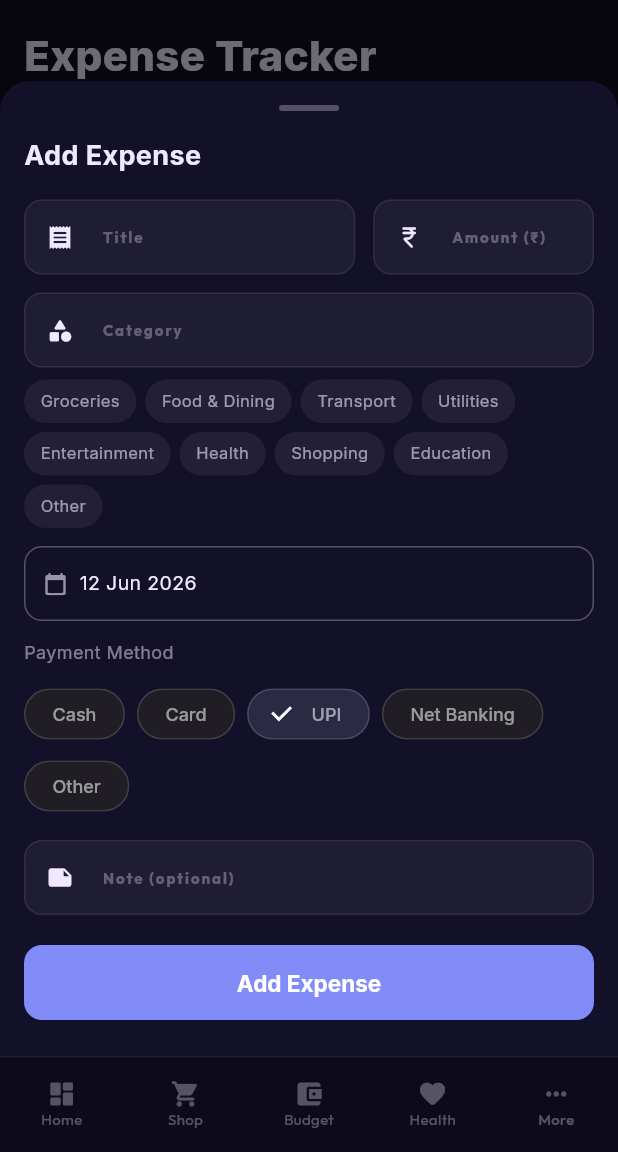
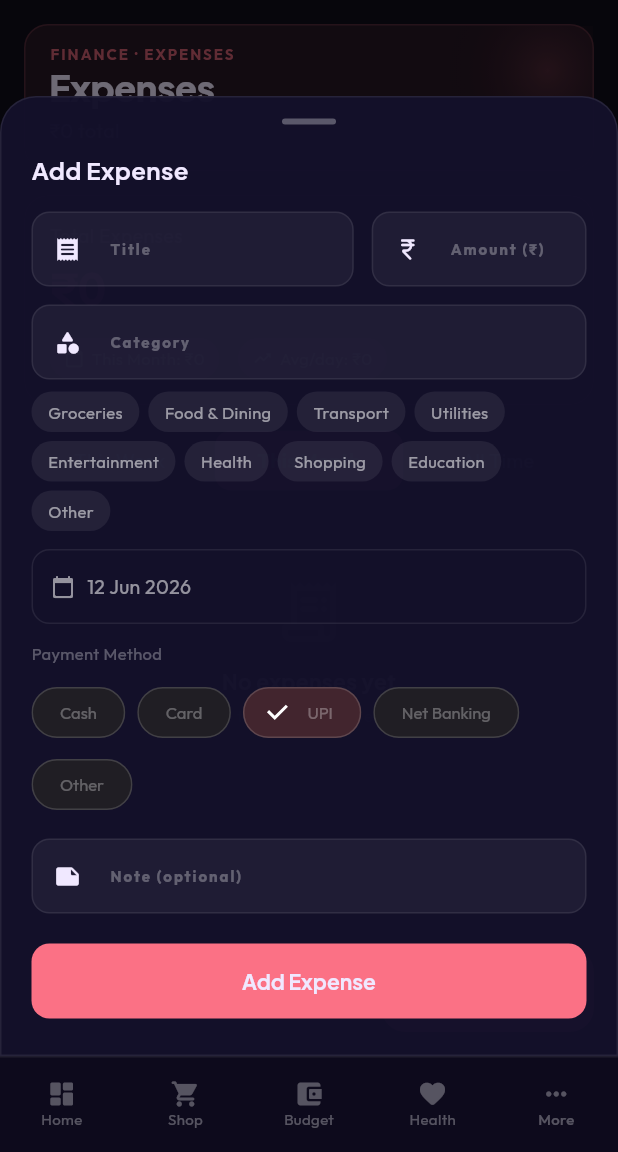
Before and after one commit to BalaMurugan2705/helper, a Flutter app: the ExpenseScreen screen opened by its route, after a tap on "Add Expense", on a phone screen of 412 x 824 dp, the part 84-1236 px from its top. Run offline on Flutter 3.47's test engine with Material 3 defaults, Android fonts, the phone set to English and light mode, and no system bars; our stand-ins replace cloud_firestore, firebase_auth, firebase_core, fl_chart, flutter_local_notifications, flutter_riverpod and 7 more; accounts and stored records are empty.

Commit message:
feat: apply Aurora redesign to Expenses screen

```diff
--- a/lib/screens/expenses/expense_screen.dart
+++ b/lib/screens/expenses/expense_screen.dart
@@ -1,9 +1,12 @@
 import 'package:flutter/material.dart';
 import 'package:flutter_riverpod/flutter_riverpod.dart';
 import 'package:fl_chart/fl_chart.dart';
-import 'package:google_fonts/google_fonts.dart';
-import 'package:shimmer/shimmer.dart';
-import '../../core/theme/app_theme.dart';
+import '../../core/theme/app_colors.dart';
+import '../../core/theme/app_text_styles.dart';
+import '../../core/widgets/aurora_hero.dart';
+import '../../core/widgets/glass_card.dart';
+import '../../core/widgets/glass_tile.dart';
+import '../../core/widgets/glass_bottom_sheet.dart';
 import '../../models/expense.dart';
 import '../../providers/providers.dart';
 import '../../services/firebase_service.dart';
@@ -38,7 +41,7 @@ class ExpenseScreen extends ConsumerWidget {
             categoryMap: categoryMap,
           );
         },
-        loading: () => _loadingView(),
+        loading: () => const Center(child: CircularProgressIndicator(strokeWidth: 2)),
         error: (e, _) => Center(child: Text('Error: $e')),
       ),
       floatingActionButton: FloatingActionButton.extended(
@@ -46,7 +49,7 @@ class ExpenseScreen extends ConsumerWidget {
             _showAddEditModal(context, ref.read(firebaseServiceProvider)!, null),
         icon: const Icon(Icons.add),
         label: const Text('Add Expense'),
-        backgroundColor: AppTheme.primaryPurple,
+        backgroundColor: AppColors.accentExpenses,
       ),
     );
   }
@@ -64,30 +67,6 @@ class ExpenseScreen extends ConsumerWidget {
       case ExpensePeriod.all:
         return all;
     }
-  }
-
-  Widget _loadingView() {
-    return SingleChildScrollView(
-      padding: const EdgeInsets.all(16),
-      child: Column(
-        children: List.generate(
-          5,
-          (i) => Padding(
-            padding: const EdgeInsets.only(bottom: 12),
-            child: Shimmer.fromColors(
-              baseColor: const Color(0xFF1A1A2E),
-              highlightColor: const Color(0xFF252540),
-              child: Container(
-                height: 80,
-                decoration: BoxDecoration(
-                    color: Colors.white,
-                    borderRadius: BorderRadius.circular(12)),
-              ),
-            ),
-          ),
-        ),
-      ),
-    );
   }
 }
 
@@ -110,19 +89,23 @@ class _ExpenseContent extends ConsumerWidget {
 
   @override
   Widget build(BuildContext context, WidgetRef ref) {
-    final cs = Theme.of(context).colorScheme;
     final total = filtered.fold(0.0, (s, e) => s + e.amount);
     final avgPerDay = _avgPerDay(filtered, period);
 
-    return SingleChildScrollView(
+    return Column(
+      children: [
+        AuroraHero(
+          accent: AppColors.accentExpenses,
+          eyebrow: 'FINANCE · EXPENSES',
+          title: 'Expenses',
+          subtitle: '₹${total.toStringAsFixed(0)} total',
+        ),
+        Expanded(
+          child: SingleChildScrollView(
             padding: const EdgeInsets.fromLTRB(16, 16, 16, 100),
             child: Column(
               crossAxisAlignment: CrossAxisAlignment.start,
               children: [
-          Text('Expense Tracker',
-              style: GoogleFonts.inter(
-                  fontSize: 28, fontWeight: FontWeight.w800, color: cs.onSurface)),
-          const SizedBox(height: 16),
                 _buildSummaryCard(context, total, avgPerDay),
                 const SizedBox(height: 16),
                 _buildPeriodToggle(context, ref),
@@ -136,6 +119,9 @@ class _ExpenseContent extends ConsumerWidget {
                 _buildTransactionList(context, ref, filtered),
               ],
             ),
+          ),
+        ),
+      ],
     );
   }
 
@@ -161,35 +147,18 @@ class _ExpenseContent extends ConsumerWidget {
 
   Widget _buildSummaryCard(
       BuildContext context, double total, double avgPerDay) {
-    return Container(
-      padding: const EdgeInsets.all(20),
-      decoration: BoxDecoration(
-        gradient: const LinearGradient(
-          colors: [AppTheme.primaryPurple, AppTheme.accentTeal],
-          begin: Alignment.topLeft,
-          end: Alignment.bottomRight,
-        ),
-        borderRadius: BorderRadius.circular(16),
-        boxShadow: [
-          BoxShadow(
-            color: AppTheme.primaryPurple.withOpacity(0.3),
-            blurRadius: 16,
-            offset: const Offset(0, 6),
-          ),
-        ],
-      ),
+    return GlassCard(
+      accent: AppColors.accentExpenses,
       child: Column(
         crossAxisAlignment: CrossAxisAlignment.start,
         children: [
-          Text('Total Expenses',
-              style: GoogleFonts.inter(color: Colors.white70, fontSize: 13)),
+          Text('Total Expenses', style: AppTextStyles.bodyMedium),
           const SizedBox(height: 4),
-          Text('₹${total.toStringAsFixed(0)}',
-              style: GoogleFonts.inter(
-                  color: Colors.white,
-                  fontSize: 36,
-                  fontWeight: FontWeight.w800)),
-          const SizedBox(height: 16),
+          Text(
+            '₹${total.toStringAsFixed(0)}',
+            style: AppTextStyles.statDisplay.copyWith(color: AppColors.accentExpenses),
+          ),
+          const SizedBox(height: 12),
           Row(
             children: [
               _summaryPill(
@@ -210,29 +179,27 @@ class _ExpenseContent extends ConsumerWidget {
     return Container(
       padding: const EdgeInsets.symmetric(horizontal: 10, vertical: 6),
       decoration: BoxDecoration(
-        color: Colors.white.withOpacity(0.2),
+        color: AppColors.accentExpenses.withValues(alpha: 0.15),
         borderRadius: BorderRadius.circular(20),
       ),
       child: Row(
         mainAxisSize: MainAxisSize.min,
         children: [
-          Icon(icon, color: Colors.white, size: 13),
+          Icon(icon, color: AppColors.textPrimary, size: 13),
           const SizedBox(width: 5),
-          Text(text,
-              style: GoogleFonts.inter(color: Colors.white, fontSize: 11)),
+          Text(text, style: AppTextStyles.bodySmall.copyWith(color: AppColors.textPrimary)),
         ],
       ),
     );
   }
 
   Widget _buildPeriodToggle(BuildContext context, WidgetRef ref) {
-    final cs = Theme.of(context).colorScheme;
     final current = ref.watch(_periodProvider);
     return Container(
       decoration: BoxDecoration(
-        color: cs.surface,
+        color: AppColors.glassCard,
         borderRadius: BorderRadius.circular(12),
-        border: Border.all(color: cs.onSurface.withOpacity(0.1)),
+        border: Border.all(color: AppColors.glassBorder),
       ),
       child: Row(
         children: ExpensePeriod.values.map((p) {
@@ -249,19 +216,15 @@ class _ExpenseContent extends ConsumerWidget {
                 duration: const Duration(milliseconds: 200),
                 padding: const EdgeInsets.symmetric(vertical: 10),
                 decoration: BoxDecoration(
-                  color: selected ? AppTheme.primaryPurple : Colors.transparent,
+                  color: selected ? AppColors.accentExpenses : Colors.transparent,
                   borderRadius: BorderRadius.circular(11),
                 ),
                 child: Text(
                   labels[p]!,
                   textAlign: TextAlign.center,
-                  style: GoogleFonts.inter(
-                    fontSize: 12,
-                    fontWeight:
-                        selected ? FontWeight.w700 : FontWeight.w400,
-                    color: selected
-                        ? Colors.white
-                        : cs.onSurface.withOpacity(0.6),
+                  style: AppTextStyles.bodyMedium.copyWith(
+                    fontWeight: selected ? FontWeight.w700 : FontWeight.w400,
+                    color: selected ? AppColors.textPrimary : AppColors.textMuted,
                   ),
                 ),
               ),
@@ -274,8 +237,6 @@ class _ExpenseContent extends ConsumerWidget {
 
   Widget _buildSpendingChart(
       BuildContext context, List<Expense> expenses, ExpensePeriod period) {
-    final cs = Theme.of(context).colorScheme;
-
     // Build daily totals for bar chart
     final Map<String, double> dailyTotals = {};
     for (final e in expenses) {
@@ -288,15 +249,13 @@ class _ExpenseContent extends ConsumerWidget {
 
     final maxY = dailyTotals.values.reduce((a, b) => a > b ? a : b) * 1.3;
 
-    return Card(
-      child: Padding(
+    return GlassCard(
+      accent: AppColors.accentExpenses,
       padding: const EdgeInsets.fromLTRB(16, 16, 16, 8),
       child: Column(
         crossAxisAlignment: CrossAxisAlignment.start,
         children: [
-            Text('Daily Spending',
-                style: GoogleFonts.inter(
-                    fontWeight: FontWeight.w700, color: cs.onSurface)),
+          Text('Daily Spending', style: AppTextStyles.headlineSmall),
           const SizedBox(height: 16),
           SizedBox(
             height: 180,
@@ -307,7 +266,7 @@ class _ExpenseContent extends ConsumerWidget {
                   show: true,
                   drawVerticalLine: false,
                   getDrawingHorizontalLine: (v) => FlLine(
-                      color: cs.onSurface.withOpacity(0.08),
+                    color: AppColors.glassBorder,
                     strokeWidth: 1,
                   ),
                 ),
@@ -337,10 +296,7 @@ class _ExpenseContent extends ConsumerWidget {
                         }
                         return Padding(
                           padding: const EdgeInsets.only(top: 4),
-                            child: Text(label,
-                                style: GoogleFonts.inter(
-                                    fontSize: 8,
-                                    color: cs.onSurface.withOpacity(0.5))),
+                          child: Text(label, style: AppTextStyles.bodySmall),
                         );
                       },
                     ),
@@ -353,7 +309,7 @@ class _ExpenseContent extends ConsumerWidget {
                       BarChartRodData(
                         toY: dailyTotals[e.value]!,
                         gradient: const LinearGradient(
-                            colors: [AppTheme.primaryPurple, AppTheme.accentTeal],
+                          colors: [AppColors.accentExpenses2, AppColors.accentExpenses],
                           begin: Alignment.bottomCenter,
                           end: Alignment.topCenter,
                         ),
@@ -365,14 +321,11 @@ class _ExpenseContent extends ConsumerWidget {
                 }).toList(),
                 barTouchData: BarTouchData(
                   touchTooltipData: BarTouchTooltipData(
-                      getTooltipColor: (_) => cs.surface,
+                    getTooltipColor: (_) => AppColors.darkSurface,
                     getTooltipItem: (group, _, rod, __) {
                       return BarTooltipItem(
                         '₹${rod.toY.toStringAsFixed(0)}',
-                          GoogleFonts.inter(
-                              color: AppTheme.primaryPurple,
-                              fontWeight: FontWeight.w700,
-                              fontSize: 12),
+                        AppTextStyles.titleMedium.copyWith(color: AppColors.accentExpenses),
                       );
                     },
                   ),
@@ -382,13 +335,11 @@ class _ExpenseContent extends ConsumerWidget {
           ),
         ],
       ),
-      ),
     );
   }
 
   Widget _buildCategoryBreakdown(
       BuildContext context, List<Expense> expenses) {
-    final cs = Theme.of(context).colorScheme;
     final map = <String, double>{};
     for (final e in expenses) {
       map[e.category] = (map[e.category] ?? 0) + e.amount;
@@ -399,8 +350,8 @@ class _ExpenseContent extends ConsumerWidget {
     final sorted = map.entries.toList()..sort((a, b) => b.value.compareTo(a.value));
 
     const colors = [
-      Color(0xFF7C4DFF),
-      Color(0xFF00BFA5),
+      Color(0xFFE07B39),
+      Color(0xFF50A878),
       Color(0xFFFF6B6B),
       Color(0xFFFFD200),
       Color(0xFF4CAF50),
@@ -408,15 +359,12 @@ class _ExpenseContent extends ConsumerWidget {
       Color(0xFFE91E63),
     ];
 
-    return Card(
-      child: Padding(
-        padding: const EdgeInsets.all(16),
+    return GlassCard(
+      accent: AppColors.accentExpenses,
       child: Column(
         crossAxisAlignment: CrossAxisAlignment.start,
         children: [
-            Text('By Category',
-                style: GoogleFonts.inter(
-                    fontWeight: FontWeight.w700, color: cs.onSurface)),
+          Text('By Category', style: AppTextStyles.headlineSmall),
           const SizedBox(height: 12),
           ...sorted.asMap().entries.map<Widget>((entry) {
             final idx = entry.key;
@@ -442,17 +390,12 @@ class _ExpenseContent extends ConsumerWidget {
                             ),
                           ),
                           const SizedBox(width: 8),
-                            Text(cat.key,
-                                style: GoogleFonts.inter(
-                                    fontSize: 13, color: cs.onSurface)),
+                          Text(cat.key, style: AppTextStyles.titleMedium),
                         ],
                       ),
                       Text(
                         '₹${cat.value.toStringAsFixed(0)} (${(pct * 100).toStringAsFixed(0)}%)',
-                          style: GoogleFonts.inter(
-                              fontSize: 12,
-                              fontWeight: FontWeight.w600,
-                              color: cs.onSurface),
+                        style: AppTextStyles.titleMedium,
                       ),
                     ],
                   ),
@@ -465,7 +408,7 @@ class _ExpenseContent extends ConsumerWidget {
                       borderRadius: BorderRadius.circular(4),
                       child: LinearProgressIndicator(
                         value: val,
-                          backgroundColor: color.withOpacity(0.12),
+                        backgroundColor: color.withValues(alpha: 0.12),
                         valueColor: AlwaysStoppedAnimation<Color>(color),
                         minHeight: 6,
                       ),
@@ -477,29 +420,23 @@ class _ExpenseContent extends ConsumerWidget {
           }),
         ],
       ),
-      ),
     );
   }
 
   Widget _buildTransactionList(
       BuildContext context, WidgetRef ref, List<Expense> expenses) {
-    final cs = Theme.of(context).colorScheme;
     if (expenses.isEmpty) {
       return Center(
         child: Padding(
           padding: const EdgeInsets.symmetric(vertical: 40),
           child: Column(
             children: [
-              Icon(Icons.receipt_long_rounded,
-                  size: 48, color: cs.onSurface.withOpacity(0.2)),
+              const Icon(Icons.receipt_long_rounded,
+                  size: 48, color: AppColors.textSubtle),
               const SizedBox(height: 12),
-              Text('No expenses yet',
-                  style: GoogleFonts.inter(
-                      color: cs.onSurface.withOpacity(0.4), fontSize: 15)),
+              Text('No expenses yet', style: AppTextStyles.titleMedium),
               const SizedBox(height: 4),
-              Text('Tap + to add your first expense',
-                  style: GoogleFonts.inter(
-                      color: cs.onSurface.withOpacity(0.3), fontSize: 12)),
+              Text('Tap + to add your first expense', style: AppTextStyles.bodySmall),
             ],
           ),
         ),
@@ -518,9 +455,7 @@ class _ExpenseContent extends ConsumerWidget {
     return Column(
       crossAxisAlignment: CrossAxisAlignment.start,
       children: [
-        Text('Transactions',
-            style: GoogleFonts.inter(
-                fontSize: 16, fontWeight: FontWeight.w700, color: cs.onSurface)),
+        Text('Transactions', style: AppTextStyles.headlineSmall),
         const SizedBox(height: 12),
         ...groups.entries.map<Widget>((group) {
           final dayTotal = group.value.fold(0.0, (s, e) => s + e.amount);
@@ -532,16 +467,8 @@ class _ExpenseContent extends ConsumerWidget {
                 child: Row(
                   mainAxisAlignment: MainAxisAlignment.spaceBetween,
                   children: [
-                    Text(group.key,
-                        style: GoogleFonts.inter(
-                            fontSize: 12,
-                            fontWeight: FontWeight.w600,
-                            color: cs.onSurface.withOpacity(0.5))),
-                    Text('₹${dayTotal.toStringAsFixed(0)}',
-                        style: GoogleFonts.inter(
-                            fontSize: 12,
-                            fontWeight: FontWeight.w600,
-                            color: cs.onSurface.withOpacity(0.5))),
+                    Text(group.key, style: AppTextStyles.bodySmall),
+                    Text('₹${dayTotal.toStringAsFixed(0)}', style: AppTextStyles.bodySmall),
                   ],
                 ),
               ),
@@ -585,65 +512,26 @@ class _ExpenseTile extends StatelessWidget {
     required this.onEdit,
   });
 
-  IconData _paymentIcon(PaymentMethod m) {
-    switch (m) {
-      case PaymentMethod.card:
-        return Icons.credit_card_rounded;
-      case PaymentMethod.upi:
-        return Icons.qr_code_rounded;
-      case PaymentMethod.cash:
-        return Icons.money_rounded;
-      case PaymentMethod.netBanking:
-        return Icons.account_balance_rounded;
-      case PaymentMethod.other:
-        return Icons.payment_rounded;
-    }
-  }
-
   @override
   Widget build(BuildContext context) {
-    final cs = Theme.of(context).colorScheme;
-    return Card(
-      margin: const EdgeInsets.only(bottom: 8),
-      child: ListTile(
-        contentPadding:
-            const EdgeInsets.symmetric(horizontal: 16, vertical: 4),
-        leading: Container(
-          width: 42,
-          height: 42,
-          decoration: BoxDecoration(
-            color: AppTheme.primaryPurple.withOpacity(0.12),
-            borderRadius: BorderRadius.circular(10),
-          ),
-          child: Icon(_paymentIcon(expense.paymentMethod),
-              color: AppTheme.primaryPurple, size: 20),
-        ),
-        title: Text(expense.title,
-            style: GoogleFonts.inter(
-                fontWeight: FontWeight.w600,
-                fontSize: 14,
-                color: cs.onSurface)),
-        subtitle: Text(
-          expense.category +
-              (expense.note.isNotEmpty ? ' • ${expense.note}' : ''),
-          style: GoogleFonts.inter(
-              color: cs.onSurface.withOpacity(0.5), fontSize: 12),
-          maxLines: 1,
-          overflow: TextOverflow.ellipsis,
-        ),
+    return Padding(
+      padding: const EdgeInsets.only(bottom: 8),
+      child: GlassTile(
+        dotColor: AppColors.accentExpenses,
+        title: expense.title,
+        subtitle: expense.category +
+            (expense.note.isNotEmpty ? ' · ${expense.note}' : ''),
         trailing: Row(
           mainAxisSize: MainAxisSize.min,
           children: [
             Text(
               '₹${expense.amount.toStringAsFixed(0)}',
-              style: GoogleFonts.inter(
-                  fontWeight: FontWeight.w700,
-                  fontSize: 15,
-                  color: cs.onSurface),
+              style: AppTextStyles.titleMedium.copyWith(
+                  color: AppColors.accentExpenses),
             ),
             PopupMenuButton<String>(
-              icon: Icon(Icons.more_vert,
-                  size: 18, color: cs.onSurface.withOpacity(0.4)),
+              icon: const Icon(Icons.more_vert,
+                  size: 18, color: AppColors.textSubtle),
               onSelected: (v) {
                 if (v == 'edit') onEdit();
                 if (v == 'delete') service.deleteExpense(expense.id);
@@ -664,14 +552,10 @@ class _ExpenseTile extends StatelessWidget {
 
 void _showAddEditModal(
     BuildContext context, FirebaseService service, Expense? expense) {
-  showModalBottomSheet(
+  showGlassSheet(
     context: context,
-    isScrollControlled: true,
-    backgroundColor: Theme.of(context).colorScheme.surface,
-    shape: const RoundedRectangleBorder(
-        borderRadius: BorderRadius.vertical(top: Radius.circular(20))),
-    builder: (ctx) =>
-        _ExpenseModal(service: service, expense: expense),
+    title: expense == null ? 'Add Expense' : 'Edit Expense',
+    content: _ExpenseModal(service: service, expense: expense),
   );
 }
 
@@ -756,40 +640,15 @@ class _ExpenseModalState extends State<_ExpenseModal> {
 
   @override
   Widget build(BuildContext context) {
-    final cs = Theme.of(context).colorScheme;
     final months = [
       'Jan', 'Feb', 'Mar', 'Apr', 'May', 'Jun',
       'Jul', 'Aug', 'Sep', 'Oct', 'Nov', 'Dec'
     ];
-    return Padding(
-      padding: EdgeInsets.only(
-        left: 16,
-        right: 16,
-        top: 16,
-        bottom: MediaQuery.of(context).viewInsets.bottom + 24,
-      ),
-      child: SingleChildScrollView(
+    return SingleChildScrollView(
       child: Column(
         mainAxisSize: MainAxisSize.min,
         crossAxisAlignment: CrossAxisAlignment.start,
         children: [
-            Center(
-              child: Container(
-                width: 40,
-                height: 4,
-                decoration: BoxDecoration(
-                  color: cs.onSurface.withOpacity(0.3),
-                  borderRadius: BorderRadius.circular(2),
-                ),
-              ),
-            ),
-            const SizedBox(height: 16),
-            Text(
-              widget.expense == null ? 'Add Expense' : 'Edit Expense',
-              style: GoogleFonts.inter(
-                  fontSize: 18, fontWeight: FontWeight.w700, color: cs.onSurface),
-            ),
-            const SizedBox(height: 16),
           // Title & Amount row
           Row(
             children: [
@@ -840,22 +699,21 @@ class _ExpenseModalState extends State<_ExpenseModal> {
                       horizontal: 10, vertical: 5),
                   decoration: BoxDecoration(
                     color: selected
-                          ? AppTheme.primaryPurple.withOpacity(0.15)
-                          : cs.onSurface.withOpacity(0.07),
+                        ? AppColors.accentExpenses.withValues(alpha: 0.15)
+                        : AppColors.textMuted.withValues(alpha: 0.07),
                     borderRadius: BorderRadius.circular(20),
                     border: Border.all(
                       color: selected
-                            ? AppTheme.primaryPurple
+                          ? AppColors.accentExpenses
                           : Colors.transparent,
                     ),
                   ),
                   child: Text(
                     cat,
-                      style: GoogleFonts.inter(
-                        fontSize: 11,
+                    style: AppTextStyles.bodySmall.copyWith(
                       color: selected
-                            ? AppTheme.primaryPurple
-                            : cs.onSurface.withOpacity(0.6),
+                          ? AppColors.accentExpenses
+                          : AppColors.textMuted,
                       fontWeight: selected
                           ? FontWeight.w600
                           : FontWeight.w400,
@@ -866,7 +724,7 @@ class _ExpenseModalState extends State<_ExpenseModal> {
             }).toList(),
           ),
           const SizedBox(height: 12),
-            // Date & payment method row
+          // Date row
           Row(
             children: [
               Expanded(
@@ -876,19 +734,17 @@ class _ExpenseModalState extends State<_ExpenseModal> {
                     padding: const EdgeInsets.symmetric(
                         horizontal: 12, vertical: 14),
                     decoration: BoxDecoration(
-                        border: Border.all(
-                            color: cs.onSurface.withOpacity(0.3)),
+                      border: Border.all(color: AppColors.glassBorder),
                       borderRadius: BorderRadius.circular(12),
                     ),
                     child: Row(
                       children: [
-                          Icon(Icons.calendar_today_rounded,
-                              size: 16, color: cs.onSurface.withOpacity(0.6)),
+                        const Icon(Icons.calendar_today_rounded,
+                            size: 16, color: AppColors.textMuted),
                         const SizedBox(width: 8),
                         Text(
                           '${_date.day} ${months[_date.month - 1]} ${_date.year}',
-                            style: GoogleFonts.inter(
-                                fontSize: 13, color: cs.onSurface),
+                          style: AppTextStyles.bodyMedium,
                         ),
                       ],
                     ),
@@ -899,10 +755,7 @@ class _ExpenseModalState extends State<_ExpenseModal> {
           ),
           const SizedBox(height: 12),
           // Payment method chips
-            Text('Payment Method',
-                style: GoogleFonts.inter(
-                    fontSize: 12,
-                    color: cs.onSurface.withOpacity(0.5))),
+          Text('Payment Method', style: AppTextStyles.bodySmall),
           const SizedBox(height: 8),
           Wrap(
             spacing: 8,
@@ -916,10 +769,9 @@ class _ExpenseModalState extends State<_ExpenseModal> {
                 PaymentMethod.other: 'Other',
               };
               return ChoiceChip(
-                  label: Text(labels[m]!,
-                      style: GoogleFonts.inter(fontSize: 12)),
+                label: Text(labels[m]!, style: AppTextStyles.bodySmall),
                 selected: selected,
-                  selectedColor: AppTheme.primaryPurple.withOpacity(0.2),
+                selectedColor: AppColors.accentExpenses.withValues(alpha: 0.2),
                 onSelected: (_) =>
                     setState(() => _paymentMethod = m),
               );
@@ -941,7 +793,7 @@ class _ExpenseModalState extends State<_ExpenseModal> {
             child: ElevatedButton(
               onPressed: _saving ? null : _save,
               style: ElevatedButton.styleFrom(
-                  backgroundColor: AppTheme.primaryPurple,
+                backgroundColor: AppColors.accentExpenses,
                 foregroundColor: Colors.white,
                 shape: RoundedRectangleBorder(
                     borderRadius: BorderRadius.circular(12)),
@@ -957,14 +809,12 @@ class _ExpenseModalState extends State<_ExpenseModal> {
                       widget.expense == null
                           ? 'Add Expense'
                           : 'Update Expense',
-                        style: GoogleFonts.inter(
-                            fontWeight: FontWeight.w700, fontSize: 15),
+                      style: AppTextStyles.titleMedium,
                     ),
             ),
           ),
         ],
       ),
-      ),
     );
   }
 }
```
Lines whose indentation alone changed are shown as unchanged.
